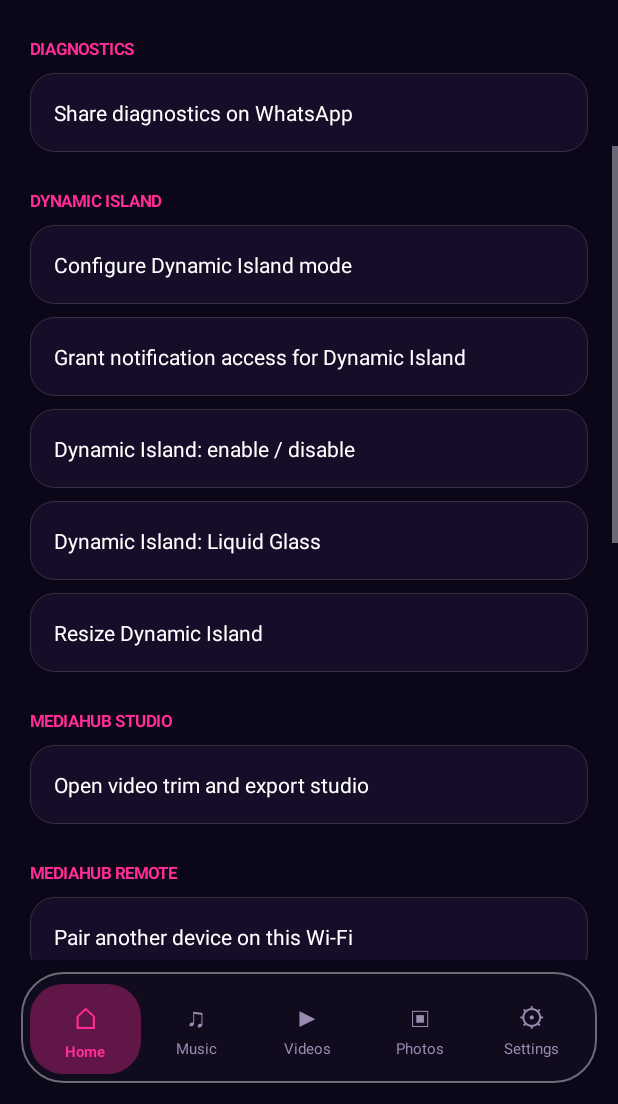
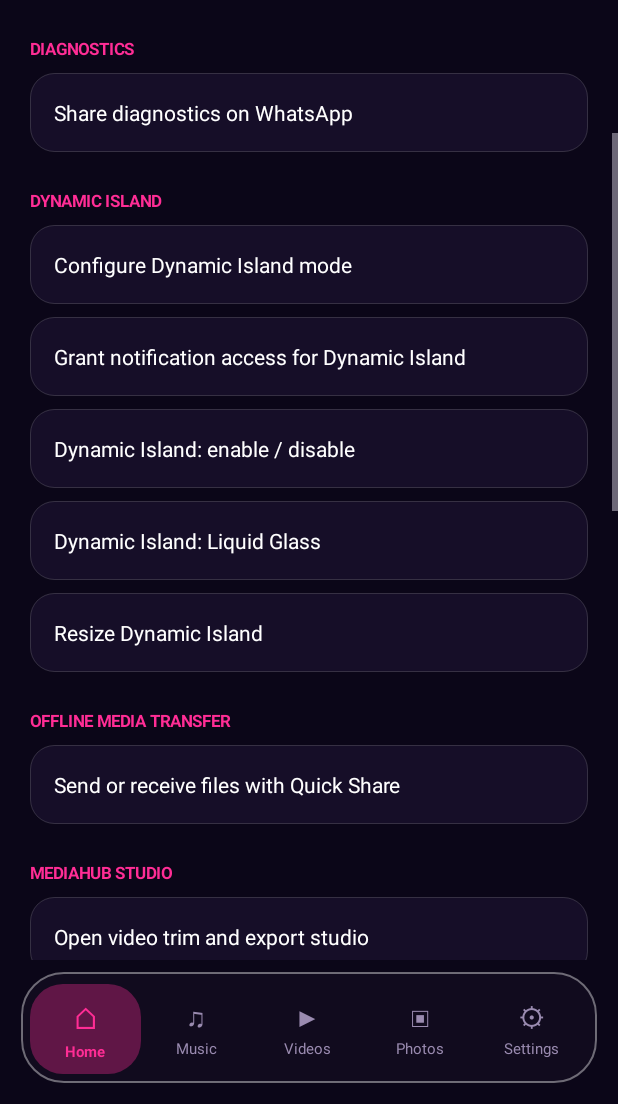
Before and after one commit to sarahbanaah-jpg/MEDIAHUB-PRO, an Android app: the fragment SettingsFragment placed in its activity, scrolled down 509 dp, on a phone screen of 412 x 824 dp, the part 132-1236 px from its top. Run offline under Robolectric (Android 15) with nearby library versions, the phone set to English and light mode, and no system bars; pictures from the network do not load.

Commit message:
Expose offline media transfer in settings

```diff
--- a/app/src/main/java/com/mediahub/rebuilt/ui/settings/SettingsFragment.kt
+++ b/app/src/main/java/com/mediahub/rebuilt/ui/settings/SettingsFragment.kt
@@ -186,6 +186,11 @@ class SettingsFragment : Fragment() {
                 }.show()
         })
 
+        section(root, "OFFLINE MEDIA TRANSFER")
+        root.addView(action("Send or receive files with Quick Share") {
+            startActivity(Intent(requireContext(), com.mediahub.rebuilt.transfer.MediaHubTransferActivity::class.java))
+        })
+
         section(root, "MEDIAHUB STUDIO")
         root.addView(action("Open video trim and export studio") {
             startActivity(Intent(requireContext(), com.mediahub.rebuilt.studio.MediaHubStudioActivity::class.java))
```
